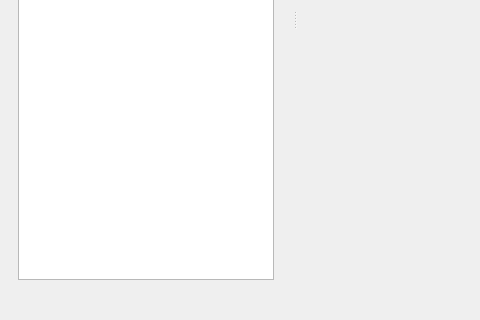
Before: the Qt Designer form mainwindow.ui in Shtrulpex/Aircontrol, drawn with Qt 5; both pictures show x 0 to 480 and y 280 to 600 of the 800 by 600 pixel window.
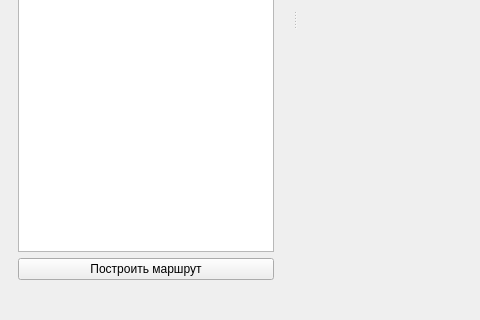
After: the same form once the commit is applied. The open tabs and pages were chosen to show the change.

```diff
--- a/mainwindow.ui
+++ b/mainwindow.ui
@@ -134,6 +134,13 @@
            </item>
           </layout>
          </item>
+         <item>
+          <widget class="QPushButton" name="MakeRootButton">
+           <property name="text">
+            <string>Построить маршрут</string>
+           </property>
+          </widget>
+         </item>
         </layout>
        </widget>
       </widget>
```
Left out of the diff: 2 changed lines with no effect on the pictures.
